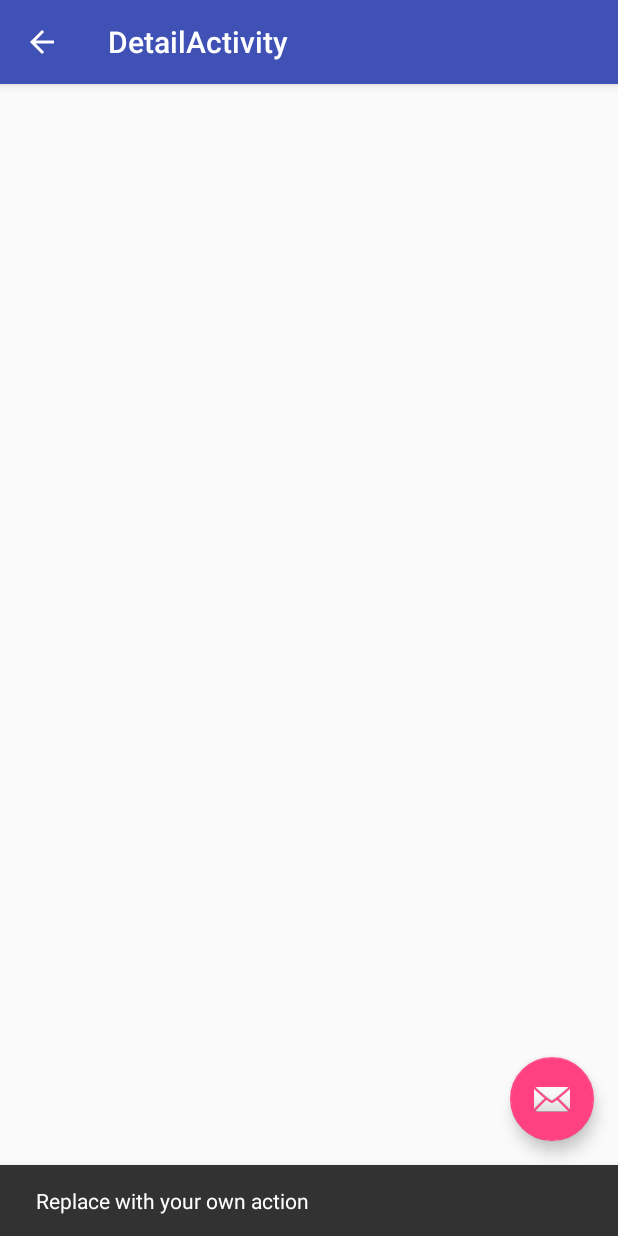
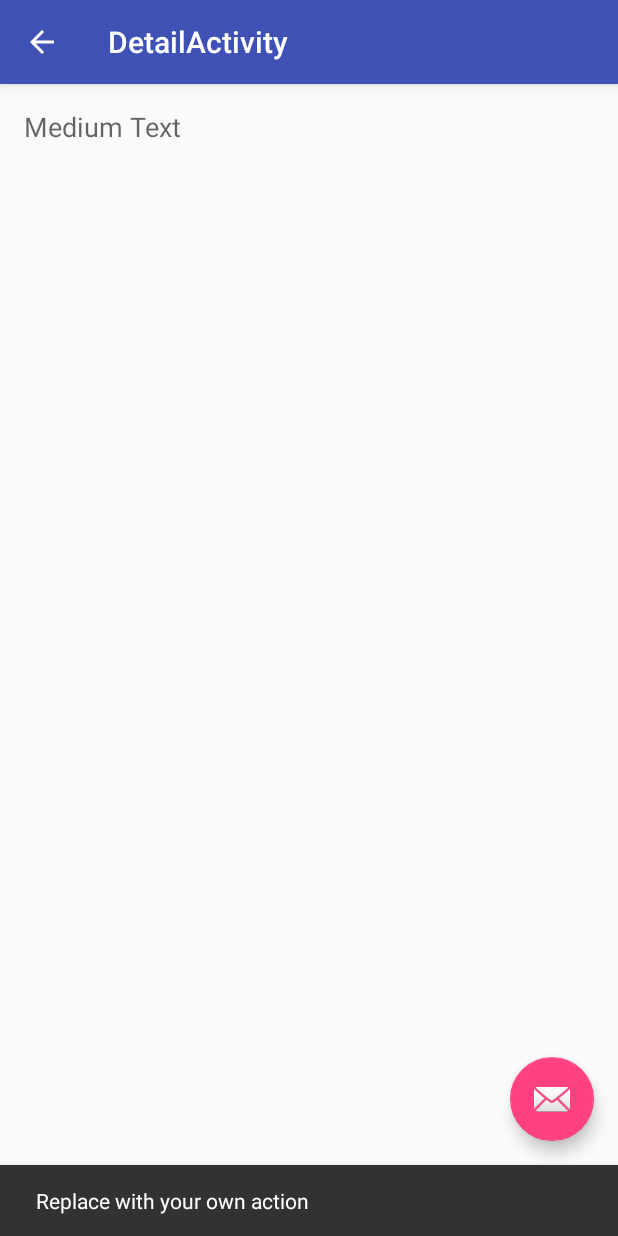
Before and after one commit to DellAnderson/Sunshine, an Android app: the DetailActivityFragment screen opened directly, with no data from a screen before it, after a tap on an icon or button, on a phone screen of 412 x 824 dp. Run offline under Robolectric (Android 15) with nearby library versions, the phone set to English and light mode, and no system bars.

Commit message:
Add simple detail page and pass data via Intent

```diff
--- a/app/src/main/java/com/anim8/edu/sunshine/DetailActivity.java
+++ b/app/src/main/java/com/anim8/edu/sunshine/DetailActivity.java
@@ -16,6 +16,10 @@ public class DetailActivity extends AppCompatActivity {
         Toolbar toolbar = (Toolbar) findViewById(R.id.toolbar);
         setSupportActionBar(toolbar);
 
+
+
+
+
         FloatingActionButton fab = (FloatingActionButton) findViewById(R.id.fab);
         fab.setOnClickListener(new View.OnClickListener() {
             @Override
@@ -27,4 +31,5 @@ public class DetailActivity extends AppCompatActivity {
         getSupportActionBar().setDisplayHomeAsUpEnabled(true);
     }
 
+
 }
--- a/app/src/main/java/com/anim8/edu/sunshine/DetailActivityFragment.java
+++ b/app/src/main/java/com/anim8/edu/sunshine/DetailActivityFragment.java
@@ -1,10 +1,12 @@
 package com.anim8.edu.sunshine;
 
+import android.content.Intent;
+import android.os.Bundle;
 import android.support.v4.app.Fragment;
-import android.os.Bundle;
 import android.view.LayoutInflater;
 import android.view.View;
 import android.view.ViewGroup;
+import android.widget.TextView;
 
 /**
  * A placeholder fragment containing a simple view.
@@ -17,6 +19,20 @@ public class DetailActivityFragment extends Fragment {
     @Override
     public View onCreateView(LayoutInflater inflater, ViewGroup container,
                              Bundle savedInstanceState) {
-        return inflater.inflate(R.layout.fragment_detail, container, false);
+        //Detail activity was called via an intent.  Inspect the intent for forecast data
+        //NOTE:  THIS IS VERY IMPORTANT when passing data
+        Intent intent = getActivity().getIntent();
+        //create a view based on fragment_detail
+        View detailView = inflater.inflate(R.layout.fragment_detail, container, false);
+        //create textview to display forecast detail
+        TextView forecast_textView_detail = (TextView) detailView.findViewById(R.id.detail_text);
+        //read the intent's forecast data back to display in the text view
+        if (intent != null && intent.hasExtra(Intent.EXTRA_TEXT)) {
+            String forecastStr = intent.getStringExtra(Intent.EXTRA_TEXT);
+            ((TextView) detailView.findViewById(R.id.detail_text)).setText(forecastStr);
+
+        }
+
+        return detailView;
     }
 }
--- a/app/src/main/java/com/anim8/edu/sunshine/ForecastFragment.java
+++ b/app/src/main/java/com/anim8/edu/sunshine/ForecastFragment.java
@@ -121,7 +121,7 @@ public class ForecastFragment extends Fragment {
                 R.id.list_item_forecast_textview, //ID of text view element to populate
                 weekForecast); //Array List of data
 
-        //create fragment view (my fragmentView == rootView in Udacity code so refacted to rootView)
+        //create fragment view (my fragmentView == rootView in Udacity code so refactored to rootView)
         View rootView = inflater.inflate(R.layout.fragment_main, container, false);
         //get reference to list view & populate it by attaching this adapter to it
         //rootView prefix limits search scope
@@ -149,16 +149,20 @@ public class ForecastFragment extends Fragment {
                                     int position, //position of the view in the adapter
                                     long l) { //row id of the itme that was clicked
                 String forecast = mForecastAdapter.getItem(position); //get text from ArrayList item clicked
+                //create a Toast with forecast string
                 //also works
                 //String forecast = adapterView.getItemAtPosition(position).toString();
                 //Toast.makeText(getActivity(), forecast, LENGTH_LONG).show();
+
+
+                //replace Toast with Explicit Intent to DetailActivity
                 Intent detailIntent = new Intent(getActivity(), DetailActivity.class);
-                detailIntent.putExtra(Intent.EXTRA_TEXT, forecast);
+                detailIntent.putExtra(Intent.EXTRA_TEXT, forecast);  //EXTRA_TEXT can be anything
                 startActivity(detailIntent);
             }
         });
 
-        //create a Toast with forecast string
+
 
         return rootView;
     }
--- a/app/src/main/res/layout/fragment_detail.xml
+++ b/app/src/main/res/layout/fragment_detail.xml
@@ -10,4 +10,13 @@
                 tools:showIn="@layout/activity_detail">
 
 
+    <TextView
+        android:layout_width="match_parent"
+        android:layout_height="wrap_content"
+        android:textAppearance="?android:attr/textAppearanceMedium"
+        android:text="Medium Text"
+        android:id="@+id/detail_text"
+        android:layout_alignParentTop="true"
+        android:layout_alignParentLeft="true"
+        android:layout_alignParentStart="true"/>
 </RelativeLayout>
```
